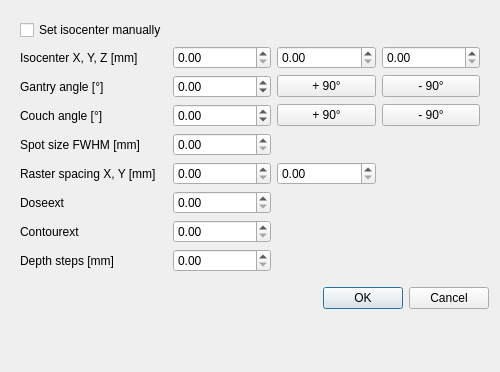
Before: the Qt Designer form pytripgui/view/field.ui in pytrip/pytripgui, drawn with Qt 5.
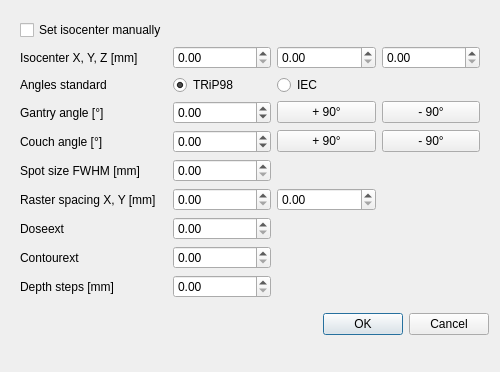
After: the same form once the commit is applied.

Commit message: add angles standard

Patch:
```diff
--- a/pytripgui/view/field.ui
+++ b/pytripgui/view/field.ui
@@ -35,10 +35,10 @@
    <item>
     <widget class="QWidget" name="Field" native="true">
      <layout class="QGridLayout" name="gridLayout_2">
-      <item row="6" column="1">
-       <widget class="QDoubleSpinBox" name="doseext_doubleSpinBox">
+      <item row="4" column="2">
+       <widget class="QPushButton" name="couch_pushButton_p90">
         <property name="sizePolicy">
-         <sizepolicy hsizetype="Preferred" vsizetype="Fixed">
+         <sizepolicy hsizetype="Minimum" vsizetype="Fixed">
           <horstretch>0</horstretch>
           <verstretch>0</verstretch>
          </sizepolicy>
@@ -49,148 +49,109 @@
           <height>0</height>
          </size>
         </property>
+        <property name="text">
+         <string>+ 90°</string>
+        </property>
+       </widget>
+      </item>
+      <item row="4" column="0">
+       <widget class="QLabel" name="couch_label">
+        <property name="text">
+         <string>Couch angle [°]</string>
+        </property>
+       </widget>
+      </item>
+      <item row="3" column="3">
+       <widget class="QPushButton" name="gantry_pushButton_m90">
+        <property name="minimumSize">
+         <size>
+          <width>82</width>
+          <height>0</height>
+         </size>
+        </property>
+        <property name="text">
+         <string>- 90°</string>
+        </property>
+       </widget>
+      </item>
+      <item row="4" column="1">
+       <widget class="QDoubleSpinBox" name="couch_doubleSpinBox">
+        <property name="sizePolicy">
+         <sizepolicy hsizetype="Minimum" vsizetype="Fixed">
+          <horstretch>0</horstretch>
+          <verstretch>0</verstretch>
+         </sizepolicy>
+        </property>
+        <property name="minimumSize">
+         <size>
+          <width>82</width>
+          <height>0</height>
+         </size>
+        </property>
         <property name="maximumSize">
          <size>
           <width>1000</width>
           <height>16777215</height>
          </size>
         </property>
-        <property name="value">
-         <double>0.000000000000000</double>
+        <property name="minimum">
+         <double>-400.000000000000000</double>
+        </property>
+        <property name="maximum">
+         <double>400.000000000000000</double>
         </property>
        </widget>
       </item>
-      <item row="7" column="0">
+      <item row="9" column="0">
        <widget class="QLabel" name="contourext_label">
         <property name="text">
          <string>Contourext</string>
         </property>
        </widget>
       </item>
-      <item row="2" column="0">
+      <item row="5" column="0">
+       <widget class="QLabel" name="spotSize_label">
+        <property name="text">
+         <string>Spot size FWHM [mm]</string>
+        </property>
+       </widget>
+      </item>
+      <item row="9" column="1">
+       <widget class="QDoubleSpinBox" name="contourext_doubleSpinBox">
+        <property name="sizePolicy">
+         <sizepolicy hsizetype="Preferred" vsizetype="Fixed">
+          <horstretch>0</horstretch>
+          <verstretch>0</verstretch>
+         </sizepolicy>
+        </property>
+        <property name="maximumSize">
+         <size>
+          <width>1000</width>
+          <height>16777215</height>
+         </size>
+        </property>
+        <property name="value">
+         <double>0.000000000000000</double>
+        </property>
+       </widget>
+      </item>
+      <item row="3" column="0">
        <widget class="QLabel" name="gantry_label">
         <property name="text">
          <string>Gantry angle [°]</string>
         </property>
        </widget>
       </item>
-      <item row="2" column="1">
-       <widget class="QDoubleSpinBox" name="gantry_doubleSpinBox">
-        <property name="sizePolicy">
-         <sizepolicy hsizetype="Minimum" vsizetype="Fixed">
-          <horstretch>0</horstretch>
-          <verstretch>0</verstretch>
-         </sizepolicy>
-        </property>
-        <property name="minimumSize">
-         <size>
-          <width>82</width>
-          <height>0</height>
-         </size>
-        </property>
-        <property name="maximumSize">
-         <size>
-          <width>1000</width>
-          <height>16777215</height>
-         </size>
-        </property>
-        <property name="minimum">
-         <double>-400.000000000000000</double>
-        </property>
-        <property name="maximum">
-         <double>400.000000000000000</double>
-        </property>
-        <property name="singleStep">
-         <double>1.000000000000000</double>
-        </property>
-        <property name="value">
-         <double>0.000000000000000</double>
-        </property>
-       </widget>
-      </item>
-      <item row="0" column="0">
-       <widget class="QCheckBox" name="manualIsocenter_checkBox">
-        <property name="text">
-         <string>Set isocenter manually</string>
-        </property>
-       </widget>
-      </item>
-      <item row="3" column="0">
-       <widget class="QLabel" name="couch_label">
-        <property name="text">
-         <string>Couch angle [°]</string>
-        </property>
-       </widget>
-      </item>
-      <item row="5" column="1">
-       <widget class="QDoubleSpinBox" name="rasterSpaceX_doubleSpinBox">
-        <property name="sizePolicy">
-         <sizepolicy hsizetype="Preferred" vsizetype="Fixed">
-          <horstretch>0</horstretch>
-          <verstretch>0</verstretch>
-         </sizepolicy>
-        </property>
-        <property name="minimumSize">
-         <size>
-          <width>82</width>
-          <height>0</height>
-         </size>
-        </property>
-        <property name="maximumSize">
-         <size>
-          <width>16777215</width>
-          <height>16777215</height>
-         </size>
-        </property>
-        <property name="maximum">
-         <double>99.989999999999995</double>
-        </property>
-        <property name="value">
-         <double>0.000000000000000</double>
-        </property>
-       </widget>
-      </item>
-      <item row="1" column="1">
-       <widget class="QDoubleSpinBox" name="isocenterX_doubleSpinBox">
-        <property name="sizePolicy">
-         <sizepolicy hsizetype="Minimum" vsizetype="Fixed">
-          <horstretch>0</horstretch>
-          <verstretch>0</verstretch>
-         </sizepolicy>
-        </property>
-        <property name="minimumSize">
-         <size>
-          <width>82</width>
-          <height>0</height>
-         </size>
-        </property>
-        <property name="maximumSize">
-         <size>
-          <width>1000</width>
-          <height>16777215</height>
-         </size>
-        </property>
-       </widget>
-      </item>
-      <item row="5" column="2">
-       <widget class="QDoubleSpinBox" name="rasterSpaceY_doubleSpinBox">
-        <property name="sizePolicy">
-         <sizepolicy hsizetype="Preferred" vsizetype="Fixed">
-          <horstretch>0</horstretch>
-          <verstretch>0</verstretch>
-         </sizepolicy>
-        </property>
+      <item row="3" column="2">
+       <widget class="QPushButton" name="gantry_pushButton_p90">
         <property name="minimumSize">
          <size>
           <width>0</width>
           <height>0</height>
          </size>
         </property>
-        <property name="maximumSize">
-         <size>
-          <width>16777215</width>
-          <height>16777215</height>
-         </size>
+        <property name="text">
+         <string>+ 90°</string>
         </property>
        </widget>
       </item>
@@ -201,6 +162,90 @@
         </property>
        </widget>
       </item>
+      <item row="6" column="0">
+       <widget class="QLabel" name="rasterSpace_label">
+        <property name="text">
+         <string>Raster spacing X, Y [mm]</string>
+        </property>
+       </widget>
+      </item>
+      <item row="10" column="0">
+       <widget class="QLabel" name="depthStep_label">
+        <property name="text">
+         <string>Depth steps [mm]</string>
+        </property>
+       </widget>
+      </item>
+      <item row="6" column="1">
+       <widget class="QDoubleSpinBox" name="rasterSpaceX_doubleSpinBox">
+        <property name="sizePolicy">
+         <sizepolicy hsizetype="Preferred" vsizetype="Fixed">
+          <horstretch>0</horstretch>
+          <verstretch>0</verstretch>
+         </sizepolicy>
+        </property>
+        <property name="minimumSize">
+         <size>
+          <width>82</width>
+          <height>0</height>
+         </size>
+        </property>
+        <property name="maximumSize">
+         <size>
+          <width>16777215</width>
+          <height>16777215</height>
+         </size>
+        </property>
+        <property name="maximum">
+         <double>99.989999999999995</double>
+        </property>
+        <property name="value">
+         <double>0.000000000000000</double>
+        </property>
+       </widget>
+      </item>
+      <item row="4" column="3">
+       <widget class="QPushButton" name="couch_pushButton_m90">
+        <property name="minimumSize">
+         <size>
+          <width>0</width>
+          <height>0</height>
+         </size>
+        </property>
+        <property name="text">
+         <string>- 90°</string>
+        </property>
+       </widget>
+      </item>
+      <item row="1" column="1">
+       <widget class="QDoubleSpinBox" name="isocenterX_doubleSpinBox">
+        <property name="sizePolicy">
+         <sizepolicy hsizetype="Minimum" vsizetype="Fixed">
+          <horstretch>0</horstretch>
+          <verstretch>0</verstretch>
+         </sizepolicy>
+        </property>
+        <property name="minimumSize">
+         <size>
+          <width>82</width>
+          <height>0</height>
+         </size>
+        </property>
+        <property name="maximumSize">
+         <size>
+          <width>1000</width>
+          <height>16777215</height>
+         </size>
+        </property>
+       </widget>
+      </item>
+      <item row="8" column="0">
+       <widget class="QLabel" name="doseext_label">
+        <property name="text">
+         <string>Doseext</string>
+        </property>
+       </widget>
+      </item>
       <item row="1" column="2">
        <widget class="QDoubleSpinBox" name="isocenterY_doubleSpinBox">
         <property name="sizePolicy">
@@ -217,35 +262,14 @@
         </property>
        </widget>
       </item>
-      <item row="3" column="1">
-       <widget class="QDoubleSpinBox" name="couch_doubleSpinBox">
-        <property name="sizePolicy">
-         <sizepolicy hsizetype="Minimum" vsizetype="Fixed">
-          <horstretch>0</horstretch>
-          <verstretch>0</verstretch>
-         </sizepolicy>
-        </property>
-        <property name="minimumSize">
-         <size>
-          <width>82</width>
-          <height>0</height>
-         </size>
-        </property>
-        <property name="maximumSize">
-         <size>
-          <width>1000</width>
-          <height>16777215</height>
-         </size>
-        </property>
-        <property name="minimum">
-         <double>-400.000000000000000</double>
-        </property>
-        <property name="maximum">
-         <double>400.000000000000000</double>
+      <item row="0" column="0">
+       <widget class="QCheckBox" name="manualIsocenter_checkBox">
+        <property name="text">
+         <string>Set isocenter manually</string>
         </property>
        </widget>
       </item>
-      <item row="8" column="1">
+      <item row="10" column="1">
        <widget class="QDoubleSpinBox" name="depthStep_doubleSpinBox">
         <property name="sizePolicy">
          <sizepolicy hsizetype="Preferred" vsizetype="Fixed">
@@ -267,6 +291,109 @@
         </property>
        </widget>
       </item>
+      <item row="5" column="1">
+       <widget class="QDoubleSpinBox" name="spotSize_doubleSpinBox">
+        <property name="sizePolicy">
+         <sizepolicy hsizetype="Preferred" vsizetype="Fixed">
+          <horstretch>0</horstretch>
+          <verstretch>0</verstretch>
+         </sizepolicy>
+        </property>
+        <property name="minimumSize">
+         <size>
+          <width>0</width>
+          <height>0</height>
+         </size>
+        </property>
+        <property name="maximumSize">
+         <size>
+          <width>1000</width>
+          <height>16777215</height>
+         </size>
+        </property>
+       </widget>
+      </item>
+      <item row="6" column="2">
+       <widget class="QDoubleSpinBox" name="rasterSpaceY_doubleSpinBox">
+        <property name="sizePolicy">
+         <sizepolicy hsizetype="Preferred" vsizetype="Fixed">
+          <horstretch>0</horstretch>
+          <verstretch>0</verstretch>
+         </sizepolicy>
+        </property>
+        <property name="minimumSize">
+         <size>
+          <width>0</width>
+          <height>0</height>
+         </size>
+        </property>
+        <property name="maximumSize">
+         <size>
+          <width>16777215</width>
+          <height>16777215</height>
+         </size>
+        </property>
+       </widget>
+      </item>
+      <item row="8" column="1">
+       <widget class="QDoubleSpinBox" name="doseext_doubleSpinBox">
+        <property name="sizePolicy">
+         <sizepolicy hsizetype="Preferred" vsizetype="Fixed">
+          <horstretch>0</horstretch>
+          <verstretch>0</verstretch>
+         </sizepolicy>
+        </property>
+        <property name="minimumSize">
+         <size>
+          <width>0</width>
+          <height>0</height>
+         </size>
+        </property>
+        <property name="maximumSize">
+         <size>
+          <width>1000</width>
+          <height>16777215</height>
+         </size>
+        </property>
+        <property name="value">
+         <double>0.000000000000000</double>
+        </property>
+       </widget>
+      </item>
+      <item row="3" column="1">
+       <widget class="QDoubleSpinBox" name="gantry_doubleSpinBox">
+        <property name="sizePolicy">
+         <sizepolicy hsizetype="Minimum" vsizetype="Fixed">
+          <horstretch>0</horstretch>
+          <verstretch>0</verstretch>
+         </sizepolicy>
+        </property>
+        <property name="minimumSize">
+         <size>
+          <width>82</width>
+          <height>0</height>
+         </size>
+        </property>
+        <property name="maximumSize">
+         <size>
+          <width>1000</width>
+          <height>16777215</height>
+         </size>
+        </property>
+        <property name="minimum">
+         <double>-400.000000000000000</double>
+        </property>
+        <property name="maximum">
+         <double>400.000000000000000</double>
+        </property>
+        <property name="singleStep">
+         <double>1.000000000000000</double>
+        </property>
+        <property name="value">
+         <double>0.000000000000000</double>
+        </property>
+       </widget>
+      </item>
       <item row="1" column="3">
        <widget class="QDoubleSpinBox" name="isocenterZ_doubleSpinBox">
         <property name="sizePolicy">
@@ -283,130 +410,27 @@
         </property>
        </widget>
       </item>
-      <item row="3" column="3">
-       <widget class="QPushButton" name="couch_pushButton_m90">
-        <property name="minimumSize">
-         <size>
-          <width>0</width>
-          <height>0</height>
-         </size>
-        </property>
+      <item row="2" column="0">
+       <widget class="QLabel" name="anglesStandard_label">
         <property name="text">
-         <string>- 90°</string>
+         <string>Angles standard</string>
         </property>
        </widget>
       </item>
-      <item row="4" column="1">
-       <widget class="QDoubleSpinBox" name="spotSize_doubleSpinBox">
-        <property name="sizePolicy">
-         <sizepolicy hsizetype="Preferred" vsizetype="Fixed">
-          <horstretch>0</horstretch>
-          <verstretch>0</verstretch>
-         </sizepolicy>
-        </property>
-        <property name="minimumSize">
-         <size>
-          <width>0</width>
-          <height>0</height>
-         </size>
-        </property>
-        <property name="maximumSize">
-         <size>
-          <width>1000</width>
-          <height>16777215</height>
-         </size>
-        </property>
-       </widget>
-      </item>
-      <item row="3" column="2">
-       <widget class="QPushButton" name="couch_pushButton_p90">
-        <property name="sizePolicy">
-         <sizepolicy hsizetype="Minimum" vsizetype="Fixed">
-          <horstretch>0</horstretch>
-          <verstretch>0</verstretch>
-         </sizepolicy>
-        </property>
-        <property name="minimumSize">
-         <size>
-          <width>0</width>
-          <height>0</height>
-         </size>
-        </property>
+      <item row="2" column="1">
+       <widget class="QRadioButton" name="anglesStandardTRiP_radio">
         <property name="text">
-         <string>+ 90°</string>
+         <string>TRiP98</string>
         </property>
-       </widget>
-      </item>
-      <item row="8" column="0">
-       <widget class="QLabel" name="depthStep_label">
-        <property name="text">
-         <string>Depth steps [mm]</string>
-        </property>
-       </widget>
-      </item>
-      <item row="2" column="3">
-       <widget class="QPushButton" name="gantry_pushButton_m90">
-        <property name="minimumSize">
-         <size>
-          <width>82</width>
-          <height>0</height>
-         </size>
-        </property>
-        <property name="text">
-         <string>- 90°</string>
-        </property>
-       </widget>
-      </item>
-      <item row="7" column="1">
-       <widget class="QDoubleSpinBox" name="contourext_doubleSpinBox">
-        <property name="sizePolicy">
-         <sizepolicy hsizetype="Preferred" vsizetype="Fixed">
-          <horstretch>0</horstretch>
-          <verstretch>0</verstretch>
-         </sizepolicy>
-        </property>
-        <property name="maximumSize">
-         <size>
-          <width>1000</width>
-          <height>16777215</height>
-         </size>
-        </property>
-        <property name="value">
-         <double>0.000000000000000</double>
-        </property>
-       </widget>
-      </item>
-      <item row="5" column="0">
-       <widget class="QLabel" name="rasterSpace_label">
-        <property name="text">
-         <string>Raster spacing X, Y [mm]</string>
+        <property name="checked">
+         <bool>true</bool>
         </property>
        </widget>
       </item>
       <item row="2" column="2">
-       <widget class="QPushButton" name="gantry_pushButton_p90">
-        <property name="minimumSize">
-         <size>
-          <width>0</width>
-          <height>0</height>
-         </size>
-        </property>
+       <widget class="QRadioButton" name="anglesStandardIEC_radio">
         <property name="text">
-         <string>+ 90°</string>
-        </property>
-       </widget>
-      </item>
-      <item row="4" column="0">
-       <widget class="QLabel" name="spotSize_label">
-        <property name="text">
-         <string>Spot size FWHM [mm]</string>
-        </property>
-       </widget>
-      </item>
-      <item row="6" column="0">
-       <widget class="QLabel" name="doseext_label">
-        <property name="text">
-         <string>Doseext</string>
+         <string>IEC</string>
         </property>
        </widget>
       </item>
```
Left out of the diff: 18 changed lines with no effect on the pictures. The commit also changes 6 other files.
